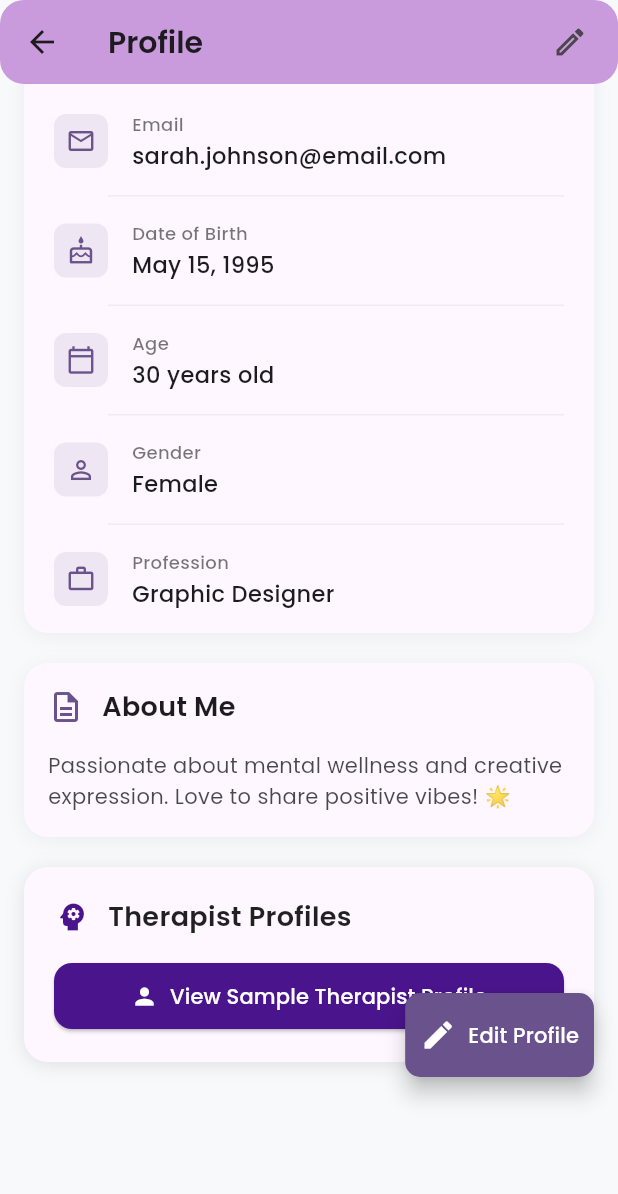
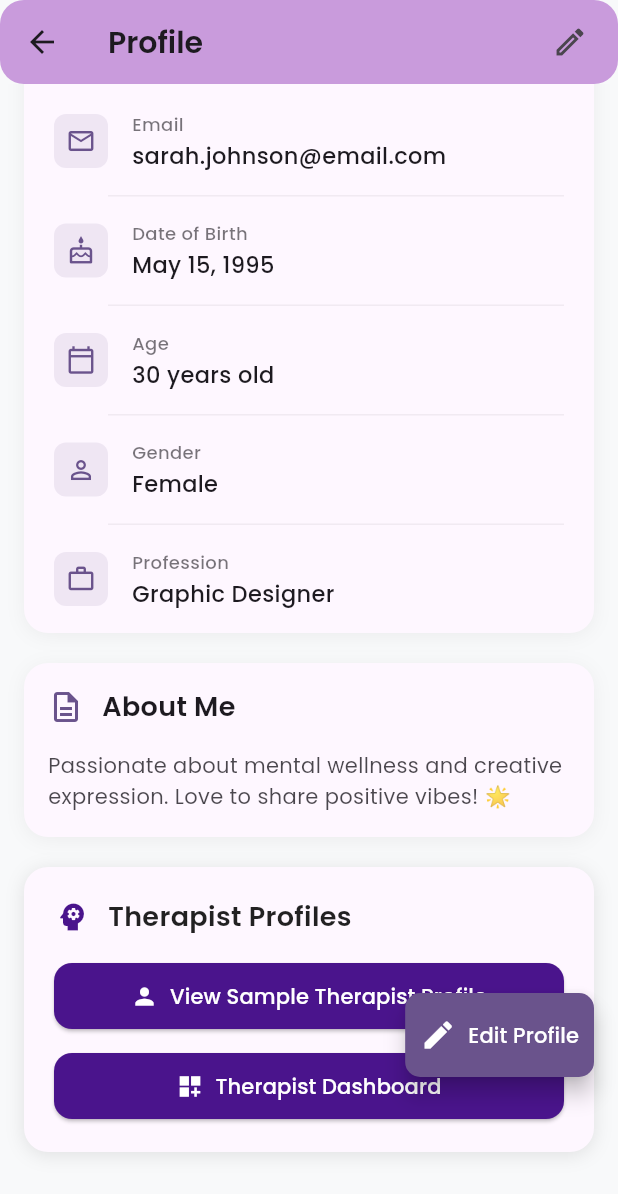
Before and after one commit to hasnat0006/SDP, a Flutter app: the UserProfilePage screen opened directly, scrolled down 422 dp, on a phone screen of 412 x 824 dp. Shown: the top 1194 px of the screen. Run offline on Flutter 3.47's test engine with Material 3 defaults, Android fonts, the light colour scheme and no system bars; our stand-ins replace file_picker, fl_chart, google_fonts, image_picker, permission_handler.

Commit message:
t_dashboard connected

```diff
--- a/lib/profile/user_profile.dart
+++ b/lib/profile/user_profile.dart
@@ -7,6 +7,7 @@ import 'package:file_picker/file_picker.dart';
 import 'dart:io';
 import 'edit_profile.dart';
 import 'therapist_profile.dart';
+import '../dashboard/t_dashboard.dart';
 
 class UserProfilePage extends StatefulWidget {
   const UserProfilePage({super.key});
@@ -874,6 +875,32 @@ class _UserProfilePageState extends State<UserProfilePage>
               ),
             ),
           ),
+          const SizedBox(height: 12),
+          SizedBox(
+            width: double.infinity,
+            child: ElevatedButton.icon(
+              onPressed: () {
+                Navigator.of(context).push(
+                  MaterialPageRoute(
+                    builder: (context) => const DoctorDashboard(),
+                  ),
+                );
+              },
+              icon: const Icon(Icons.dashboard_customize),
+              label: Text(
+                'Therapist Dashboard',
+                style: GoogleFonts.poppins(fontWeight: FontWeight.w500),
+              ),
+              style: ElevatedButton.styleFrom(
+                backgroundColor: const Color(0xFF4A148C),
+                foregroundColor: Colors.white,
+                padding: const EdgeInsets.symmetric(vertical: 12),
+                shape: RoundedRectangleBorder(
+                  borderRadius: BorderRadius.circular(12),
+                ),
+              ),
+            ),
+          ),
         ],
       ),
     );
```
